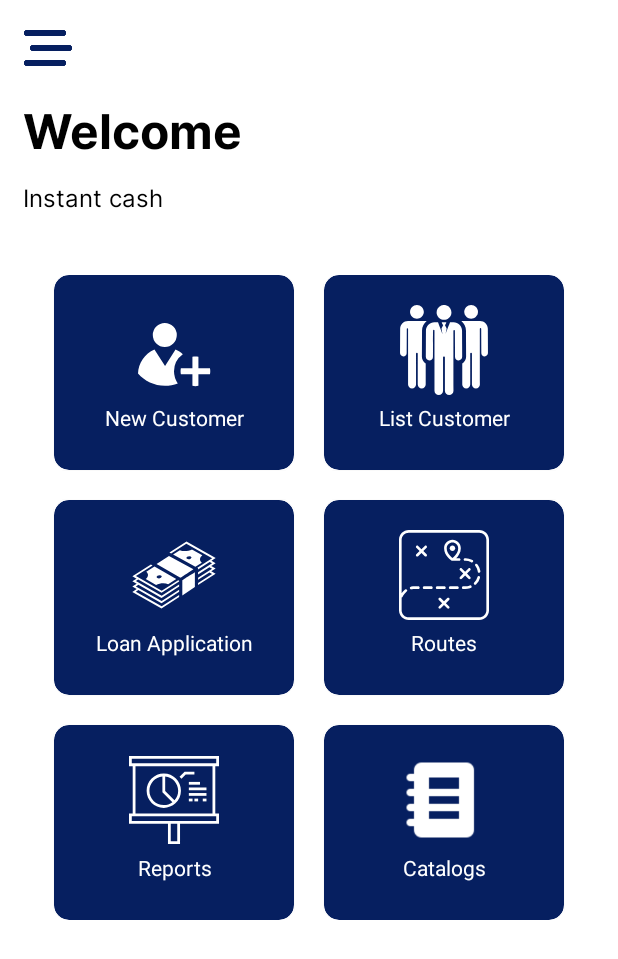
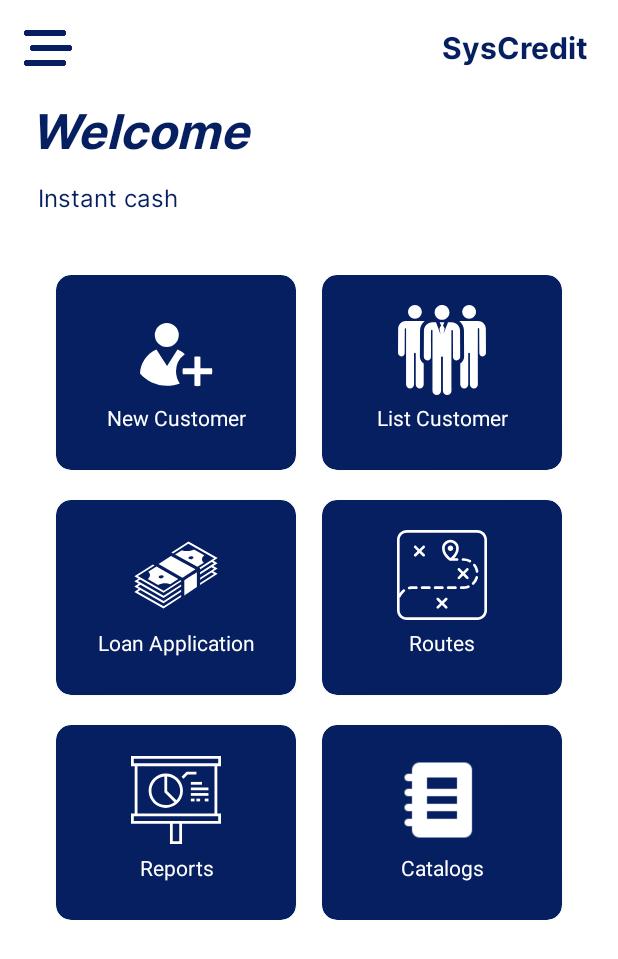
Before and after one commit to AcrossTec/SysCredit.Android, an Android app: the screen it shows after launch (MainActivity), on a phone screen of 412 x 824 dp. Shown: the top 959 px of the screen. Run offline under Robolectric (Android 15) with nearby library versions, the phone set to English and light mode, and no system bars; our stand-ins replace navigation-ui.

Commit message:
feat: Finish the Home View

```diff
--- a/app/src/main/res/layout/app_bar_main.xml
+++ b/app/src/main/res/layout/app_bar_main.xml
@@ -28,6 +28,17 @@
                 android:src="@drawable/ic_menu"
                 app:tint="@color/primary" />
 
+            <TextView
+                android:layout_width="match_parent"
+                android:layout_height="wrap_content"
+                android:layout_marginEnd="20dp"
+                android:fontFamily="@font/inter_bold"
+                android:text="@string/app_name"
+                android:textAlignment="viewEnd"
+                android:textColor="@color/primary"
+                android:textSize="20sp" />
+
+
         </androidx.appcompat.widget.Toolbar>
 
     </com.google.android.material.appbar.AppBarLayout>
--- a/app/src/main/res/layout/fragment_home.xml
+++ b/app/src/main/res/layout/fragment_home.xml
@@ -9,11 +9,13 @@
     <LinearLayout
         android:layout_width="match_parent"
         android:layout_height="wrap_content"
-        android:layout_marginHorizontal="15dp"
+        android:layout_marginHorizontal="20dp"
         android:orientation="vertical"
         tools:context=".fragments.HomeFragment">
 
         <TextView
+            android:textColor="@color/primary"
+            android:textStyle="italic"
             android:layout_width="match_parent"
             android:layout_height="wrap_content"
             android:fontFamily="@font/inter_bold"
@@ -21,9 +23,11 @@
             android:textSize="32sp" />
 
         <TextView
+            android:textColor="@color/primary"
             android:layout_width="match_parent"
             android:layout_height="wrap_content"
             android:layout_marginTop="10dp"
+            android:layout_marginStart="5dp"
             android:fontFamily="@font/inter_regular"
             android:text="@string/home_instant_cash_message"
             android:textSize="16sp" />
```
